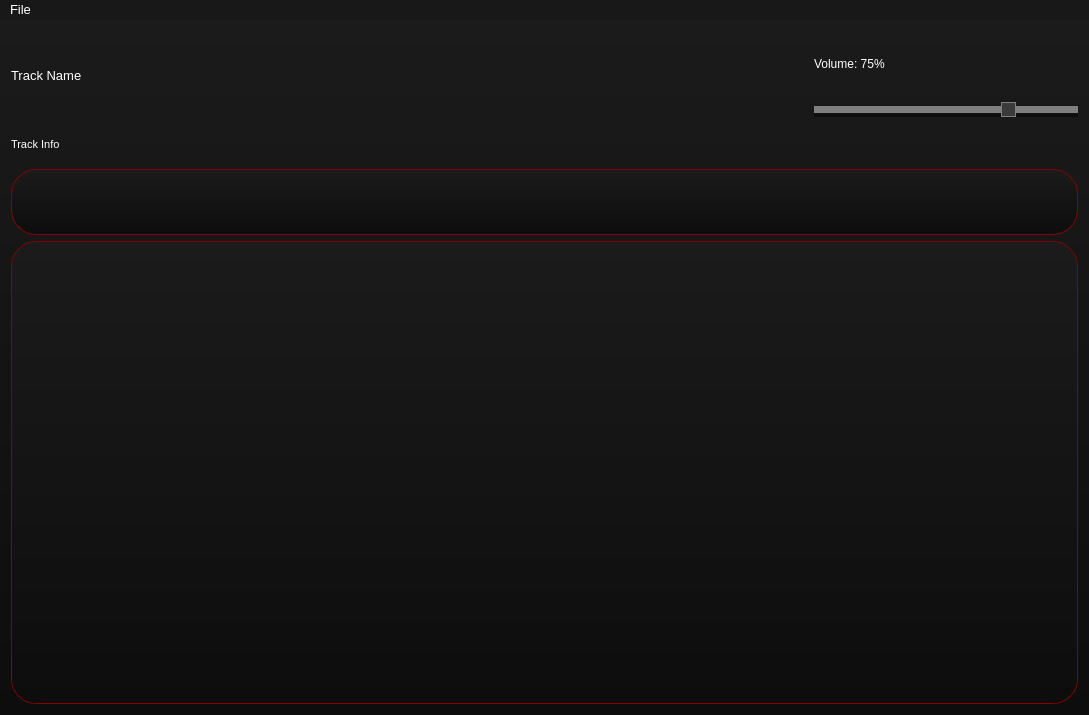
This is src/View/MainWindow/mainwindow.ui in Flone-dnb/BloodyPlayer as Qt 5 draws it before an edit. The edited form follows.
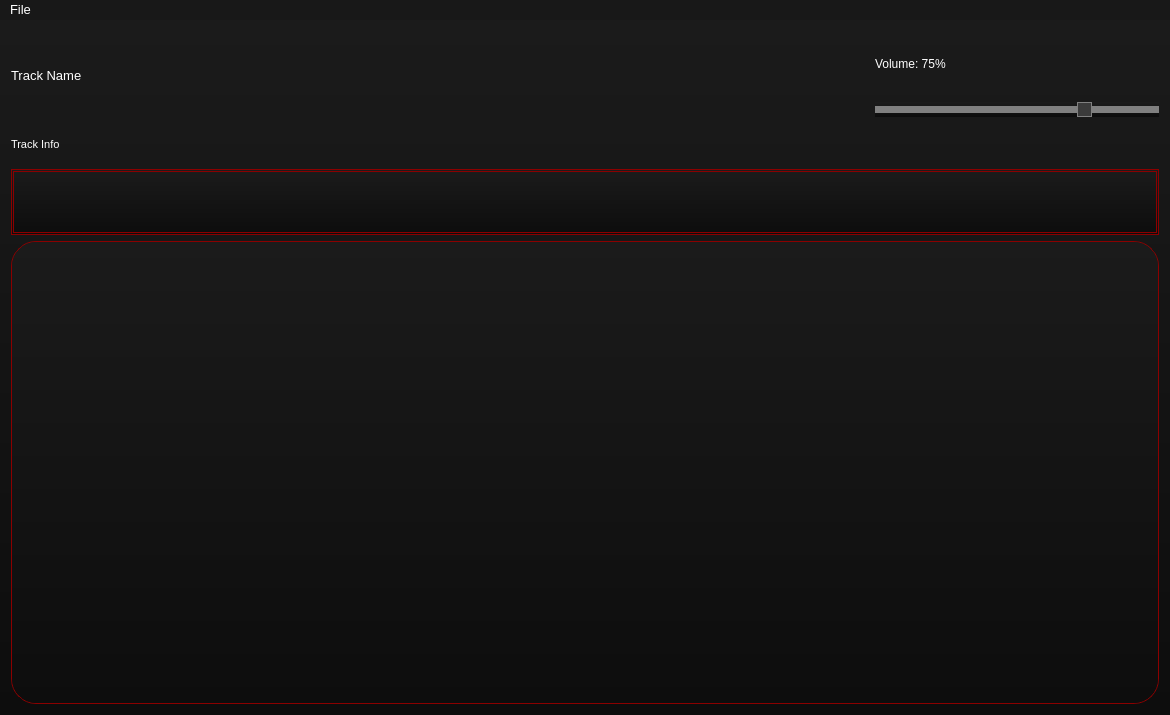
This is the edited form. Icons and pictures are not drawn. Custom widgets are drawn as their Qt base class.

```diff
--- a/src/View/MainWindow/mainwindow.ui
+++ b/src/View/MainWindow/mainwindow.ui
@@ -6,7 +6,7 @@
    <rect>
     <x>0</x>
     <y>0</y>
-    <width>1089</width>
+    <width>1170</width>
     <height>715</height>
    </rect>
   </property>
@@ -1277,7 +1277,7 @@
          </widget>
         </item>
         <item>
-         <layout class="QHBoxLayout" name="horizontalLayout_3" stretch="10,20,20,20,20,10">
+         <layout class="QHBoxLayout" name="horizontalLayout_3" stretch="10,20,20,20,10">
           <item>
            <spacer name="horizontalSpacer">
             <property name="orientation">
@@ -1447,11 +1447,40 @@
      </layout>
     </item>
     <item>
-     <widget class="QWidget" name="widget" native="true">
+     <widget class="QFrame" name="frame">
       <property name="styleSheet">
-       <string notr="true">border: 1px solid darkred;
-border-radius: 25px;</string>
+       <string notr="true">border: 1px solid darkred;</string>
       </property>
+      <property name="frameShape">
+       <enum>QFrame::StyledPanel</enum>
+      </property>
+      <property name="frameShadow">
+       <enum>QFrame::Raised</enum>
+      </property>
+      <layout class="QVBoxLayout" name="verticalLayout_4">
+       <property name="spacing">
+        <number>2</number>
+       </property>
+       <property name="leftMargin">
+        <number>1</number>
+       </property>
+       <property name="topMargin">
+        <number>1</number>
+       </property>
+       <property name="rightMargin">
+        <number>1</number>
+       </property>
+       <property name="bottomMargin">
+        <number>1</number>
+       </property>
+       <item>
+        <widget class="QCustomPlot" name="widget_graph" native="true">
+         <property name="styleSheet">
+          <string notr="true"/>
+         </property>
+        </widget>
+       </item>
+      </layout>
      </widget>
     </item>
     <item>
@@ -1471,7 +1500,7 @@
         <rect>
          <x>0</x>
          <y>0</y>
-         <width>1061</width>
+         <width>1142</width>
          <height>445</height>
         </rect>
        </property>
@@ -1512,7 +1541,7 @@
     <rect>
      <x>0</x>
      <y>0</y>
-     <width>1089</width>
+     <width>1170</width>
      <height>33</height>
     </rect>
    </property>
@@ -1565,6 +1594,12 @@
    <header>../src/View/TrackList/tracklist.h</header>
    <container>1</container>
   </customwidget>
+  <customwidget>
+   <class>QCustomPlot</class>
+   <extends>QWidget</extends>
+   <header>../ext/qcustomplot/qcustomplot.h</header>
+   <container>1</container>
+  </customwidget>
  </customwidgets>
  <resources/>
  <connections/>
```
Left out of the diff: 27 changed lines with no effect on the pictures.
